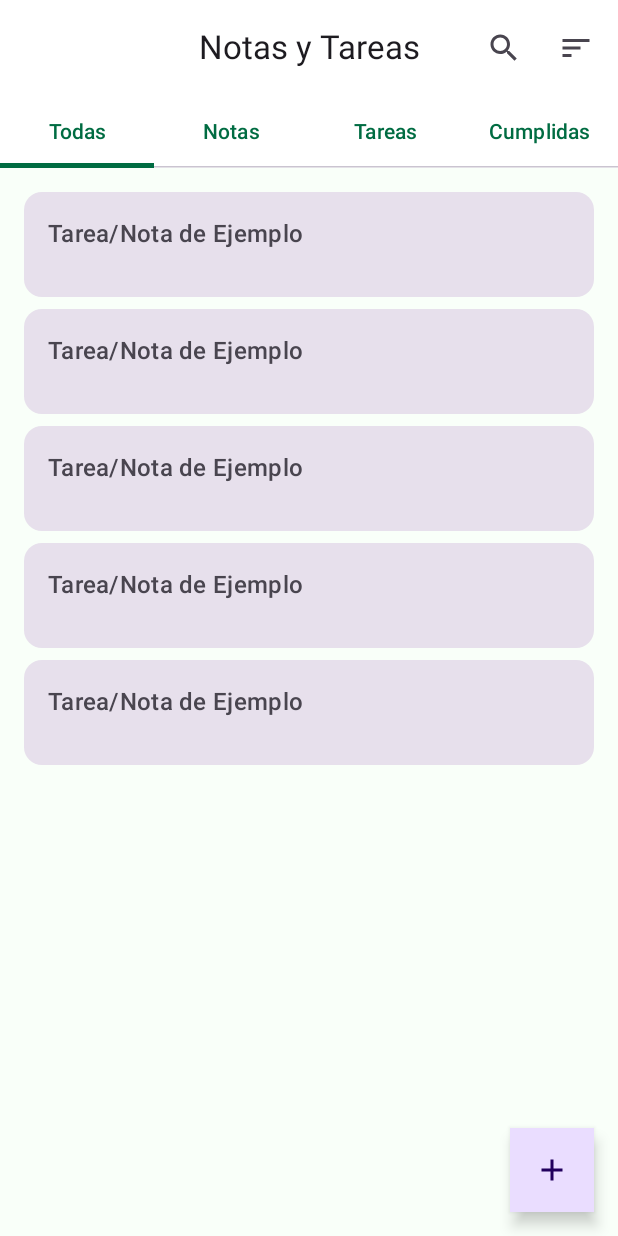
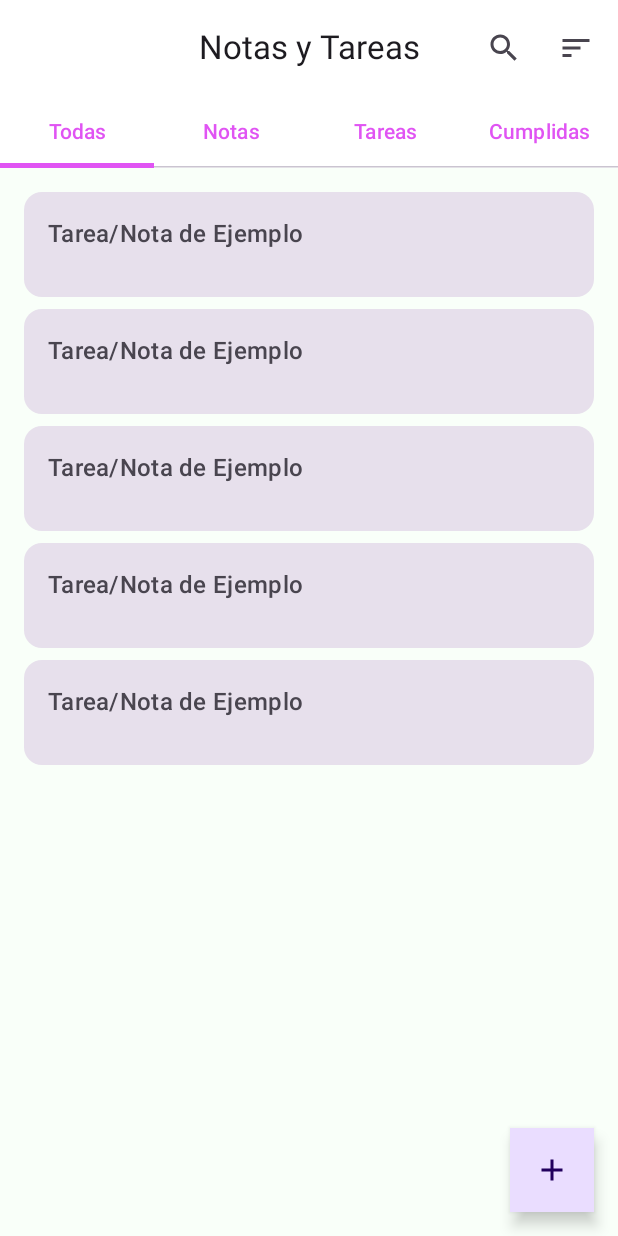
Before and after one commit to paolamontserrat/Proyecto-Final, an Android app built with Jetpack Compose: the screen it shows after launch (MainActivity), on a phone screen of 412 x 824 dp. Run offline under Robolectric (Android 15) with nearby library versions, the phone set to English and light mode, and no system bars; our stand-ins replace window size class.

Commit message:
Cambio de Color

```diff
--- a/app/src/main/java/com/example/notasymedia/ui/screens/EntryFormScreen.kt
+++ b/app/src/main/java/com/example/notasymedia/ui/screens/EntryFormScreen.kt
@@ -6,7 +6,7 @@ import androidx.compose.ui.Modifier
 import androidx.compose.ui.tooling.preview.Preview
 import androidx.compose.foundation.layout.*
 import androidx.compose.material.icons.Icons
-import androidx.compose.material.icons.filled.ArrowBack
+import androidx.compose.material.icons.automirrored.filled.ArrowBack
 import androidx.compose.material.icons.filled.Camera
 import androidx.compose.material.icons.filled.Mic
 import androidx.compose.material.icons.filled.Folder
@@ -71,7 +71,7 @@ fun FormToolbar(isTask: Boolean) {
         title = { Text(if (isTask) "Nueva Tarea" else "Nueva Nota") },
         navigationIcon = {
             IconButton(onClick = { /* Volver atrás */ }) {
-                Icon(Icons.Filled.ArrowBack, contentDescription = "Volver")
+                Icon(Icons.AutoMirrored.Filled.ArrowBack, contentDescription = "Volver")
             }
         },
         actions = {
--- a/app/src/main/java/com/example/notasymedia/ui/theme/Theme.kt
+++ b/app/src/main/java/com/example/notasymedia/ui/theme/Theme.kt
@@ -7,15 +7,14 @@ import androidx.compose.ui.graphics.Color
 
 // Paleta de Colores Clara (LightColorPalette)
 private val LightColorScheme = lightColorScheme(
-    primary = Color(0xFF006C42),       // Botones y Elementos Activos
-    secondary = Color(0xFF4C6357),    // Clasificadores y Filtros (RF-06)
+    primary = Color(0xFFE054F3),       // Botones y Elementos Activos
+    secondary = Color(0xFFA278A6),    // Clasificadores y Filtros (RF-06)
     tertiary = Color(0xFF705B2E),
     background = Color(0xFFF9FFF9),   // Fondo Claro
     surface = Color(0xFFFFFFFF),      // Fondo de Cards/Tarjetas
     error = Color(0xFFBA1A1A),
     onPrimary = Color.White,
     onBackground = Color(0xFF1A1C1A)
-    /* Otros colores... */
 )
 
 // Paleta de Colores Oscura (DarkColorPalette)
@@ -28,7 +27,6 @@ private val DarkColorScheme = darkColorScheme(
     error = Color(0xFFBA1A1A),
     onPrimary = Color(0xFF003820),
     onBackground = Color(0xFFE2E3DF)
-    /* Otros colores... */
 )
 
 @Composable
@@ -41,8 +39,6 @@ fun NotasYMediaTheme(
         else -> LightColorScheme
     }
 
-    // Aquí puedes definir tu Tipografía y Shapes (si no usas el default)
-
     MaterialTheme(
         colorScheme = colorScheme,
         typography = Typography, // Usa la tipografía definida
```
